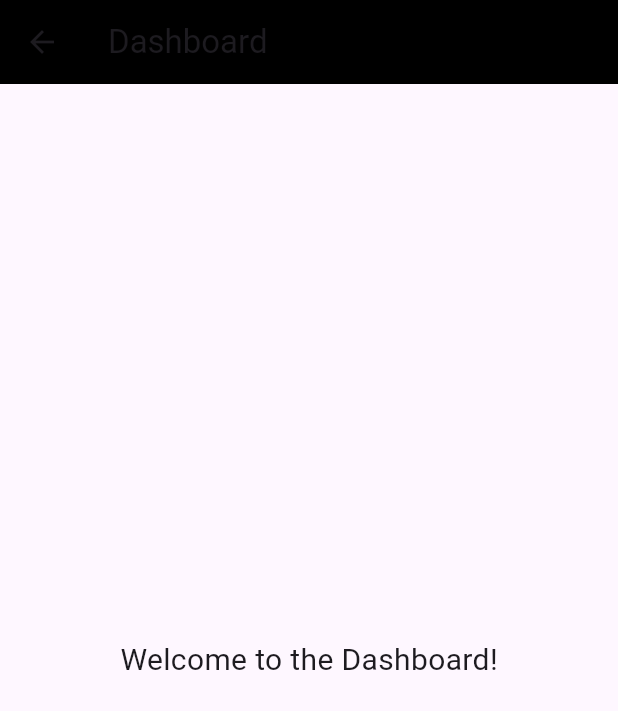
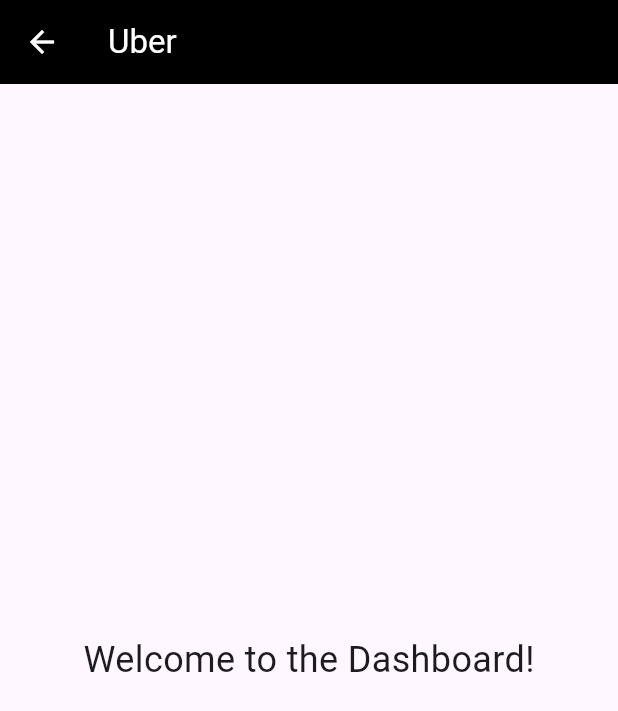
Before and after one commit to SupragyaBasnet/uber_project, a Flutter app: the CaptainDashboardScreenView screen opened directly, on a phone screen of 412 x 824 dp. Shown: the top 711 px of the screen. Run offline on Flutter 3.47's test engine with Material 3 defaults, Android fonts, the phone set to English and light mode, and no system bars.

Commit message:
captain_dashboard

```diff
--- a/lib/view/captain/captain_dashboard_screen_view.dart
+++ b/lib/view/captain/captain_dashboard_screen_view.dart
@@ -2,19 +2,16 @@
 
 class CaptainDashboardScreenView extends StatelessWidget {
   const CaptainDashboardScreenView ({super.key});
-
   @override
   Widget build(BuildContext context) {
     return Scaffold(
       appBar: AppBar(
-        title: const Text('Dashboard'),
+        title: const Text('Uber'),
         backgroundColor: Colors.black,
+        foregroundColor: Colors.white,
       ),
       body: Center(
-        child: const Text(
-          'Welcome to the Dashboard!',
-          style: TextStyle(fontSize: 20),
-        ),
+        child: Text('Welcome to the Dashboard!', style: TextStyle(fontSize: 24)),
       ),
     );
   }
```
